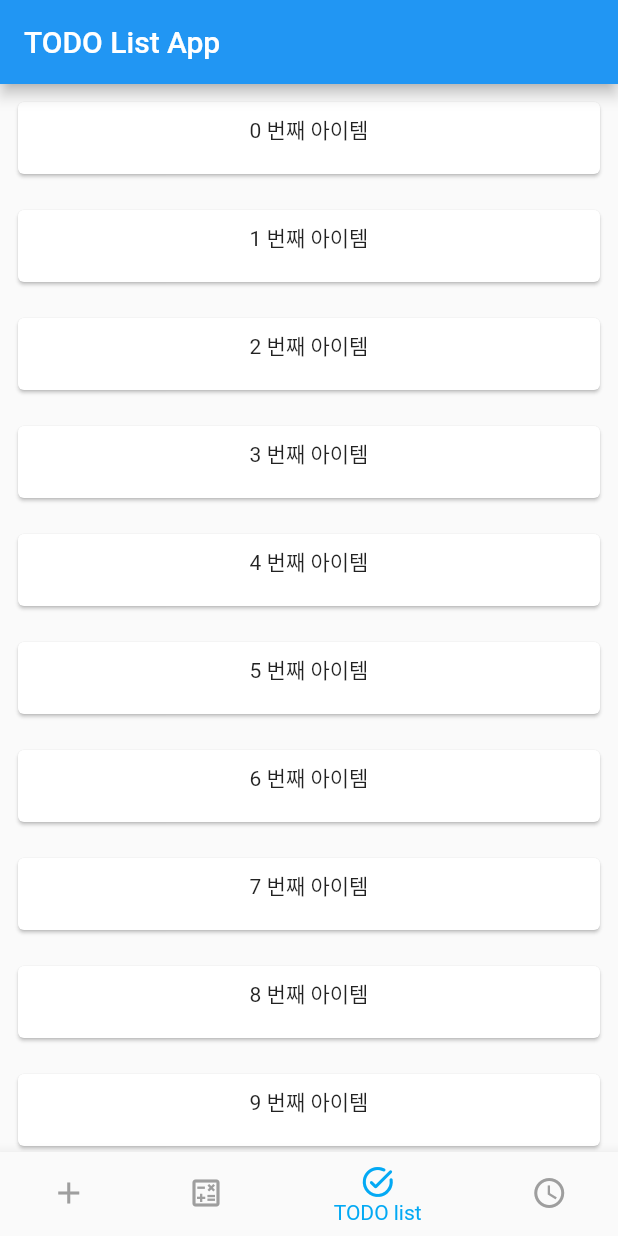
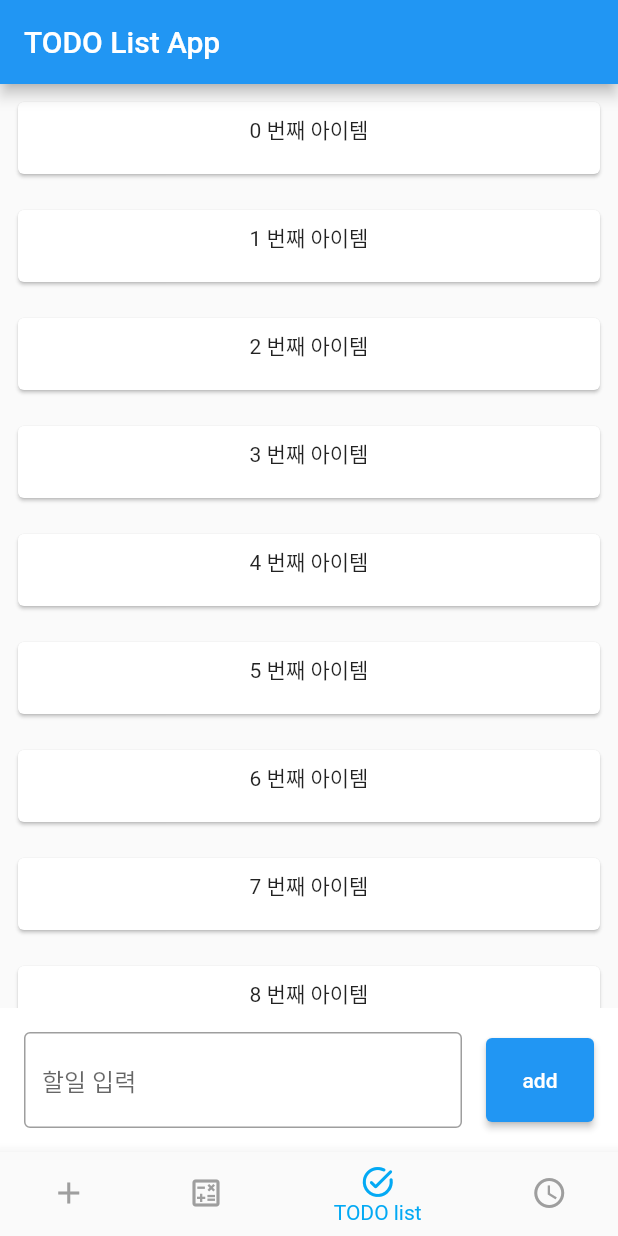
Before and after one commit to yangster-chief/songdo_flutter_study, a Flutter app: the screen it shows after launch, item 3 of the bottom bar chosen, on a phone screen of 412 x 824 dp. Run offline on Flutter 3.47's test engine with Material 2 defaults, Android fonts, the phone set to English and light mode, and no system bars.

Commit message:
add input

```diff
--- a/lib/page/todo_list_page.dart
+++ b/lib/page/todo_list_page.dart
@@ -21,12 +21,47 @@ class _TODOListPageState extends State<TODOListPage> {
   //   'FlutterFire 적용',
   // ];
 
+  final _todoController = TextEditingController();
+
   @override
-  Widget build(BuildContext context) => ListView.builder(
-        itemCount: 255,
-        itemBuilder: (BuildContext context, int index) =>
-            _ListItem(item: '$index 번째 아이템'),
+  Widget build(BuildContext context) => Stack(
+        children: [
+          ListView.builder(
+            itemCount: 255,
+            itemBuilder: (BuildContext context, int index) =>
+                _ListItem(item: '$index 번째 아이템'),
+          ),
+          Align(
+            alignment: Alignment.bottomCenter,
+            child: Container(
+              padding: const EdgeInsets.all(16),
+              color: Colors.white,
+              child: Row(
+                children: [
+                  Expanded(
+                    child: TextFormField(
+                      controller: _todoController,
+                      decoration: const InputDecoration(
+                          border: OutlineInputBorder(), hintText: '할일 입력'),
+                    ),
+                  ),
+                  const SizedBox(width: 16),
+                  SizedBox(
+                    width: 72,
+                    height: 56,
+                    child: ElevatedButton(
+                      onPressed: _onPressed,
+                      child: const Text('add'),
+                    ),
+                  )
+                ],
+              ),
+            ),
+          ),
+        ],
       );
+
+  void _onPressed() {}
 }
 
 class _ListItem extends StatelessWidget {
```
